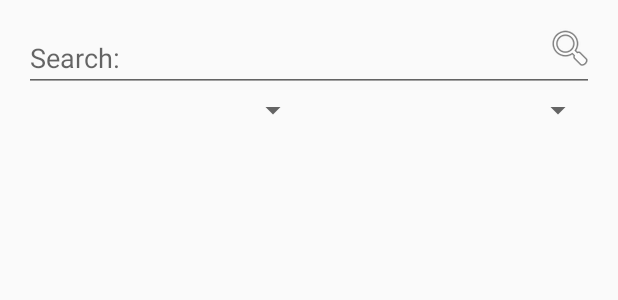
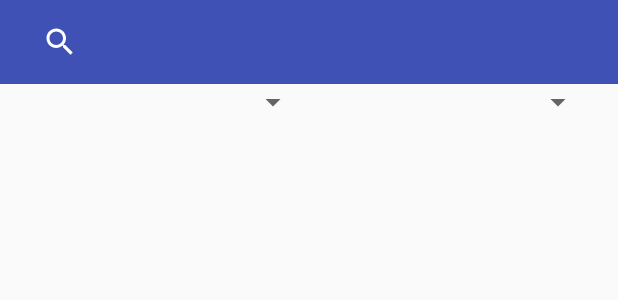
Before and after one commit to pziomacki/StackOverflow, an Android app: the layout activity_search.xml on its own in the app's theme, with its tools: preview values and no code run, on a phone screen of 412 x 824 dp. Shown: the top 300 px of the screen. Run offline under Robolectric (Android 15) with nearby library versions, the phone set to English and light mode, and no system bars.

Commit message:
Add search view widget and refactor search activity layout

```diff
--- a/app/src/main/res/layout/activity_search.xml
+++ b/app/src/main/res/layout/activity_search.xml
@@ -1,40 +1,48 @@
 <?xml version="1.0" encoding="utf-8"?>
-<RelativeLayout
+<android.support.design.widget.CoordinatorLayout
     android:id="@+id/search_main_container"
     xmlns:android="http://schemas.android.com/apk/res/android"
+    xmlns:app="http://schemas.android.com/apk/res-auto"
     xmlns:tools="http://schemas.android.com/tools"
     android:layout_width="match_parent"
     android:layout_height="match_parent"
+    tools:context=".search.view.SearchActivity">
+
+    <LinearLayout
+        android:layout_width="match_parent"
+        android:layout_height="match_parent"
+        android:focusable="true"
+        android:focusableInTouchMode="true"
+        android:orientation="vertical">
+
+        <android.support.v7.widget.Toolbar
+            android:id="@+id/search_toolbar"
+            android:layout_width="match_parent"
+            android:layout_height="?attr/actionBarSize"
+            android:background="@color/colorPrimary"
+            android:theme="@style/ThemeOverlay.AppCompat.Dark.ActionBar">
+
+            <android.support.v7.widget.SearchView
+                android:id="@+id/search_search_view"
+                android:layout_width="match_parent"
+                android:layout_height="wrap_content"
+                app:showAsAction="always"/>
+        </android.support.v7.widget.Toolbar>
+
+        <RelativeLayout
+            android:layout_width="match_parent"
+            android:layout_height="match_parent"
+            android:focusable="true"
+            android:focusableInTouchMode="true"
             android:paddingBottom="@dimen/activity_vertical_margin"
             android:paddingLeft="@dimen/activity_horizontal_margin"
-    android:paddingRight="@dimen/activity_horizontal_margin"
-    android:paddingTop="@dimen/activity_vertical_margin"
-    tools:context=".search.view.SearchActivity"
-    android:focusable="true"
-    android:focusableInTouchMode="true">
-
-    <EditText
-        android:id="@+id/search_edit_text"
-        android:layout_width="match_parent"
-        android:layout_height="wrap_content"
-        android:hint="@string/search_hint"
-        android:maxLines="1"
-        android:paddingRight="@dimen/search_edit_text_padding_right"/>
-
-    <ImageButton
-        android:id="@+id/search_button"
-        android:layout_width="wrap_content"
-        android:layout_height="wrap_content"
-        android:layout_alignParentRight="true"
-        android:background="?attr/selectableItemBackground"
-        android:src="@android:drawable/ic_menu_search"/>
+            android:paddingRight="@dimen/activity_horizontal_margin">
 
             <LinearLayout
                 android:id="@+id/search_spinners_container"
                 android:layout_width="match_parent"
                 android:layout_height="wrap_content"
-        android:orientation="horizontal"
-        android:layout_below="@+id/search_edit_text">
+                android:orientation="horizontal">
 
                 <Spinner
                     android:id="@+id/search_sort"
@@ -55,6 +63,6 @@
                 android:layout_width="match_parent"
                 android:layout_height="match_parent"
                 android:layout_below="@+id/search_spinners_container"/>
-
-
         </RelativeLayout>
+    </LinearLayout>
+</android.support.design.widget.CoordinatorLayout>
--- a/app/src/main/res/values/styles.xml
+++ b/app/src/main/res/values/styles.xml
@@ -2,7 +2,8 @@
 
     <!-- Base application theme. -->
     <style name="AppTheme" parent="Theme.AppCompat.Light.DarkActionBar">
-        <!-- Customize your theme here. -->
+        <item name="windowActionBar">false</item>
+        <item name="windowNoTitle">true</item>
         <item name="colorPrimary">@color/colorPrimary</item>
         <item name="colorPrimaryDark">@color/colorPrimaryDark</item>
         <item name="colorAccent">@color/colorAccent</item>
```
Also changed, not shown: app/src/main/java/com/ziomacki/stackoverflowclient/search/view/SearchActivity.java (+29 -22 lines). Lines whose indentation alone changed are shown as unchanged.
